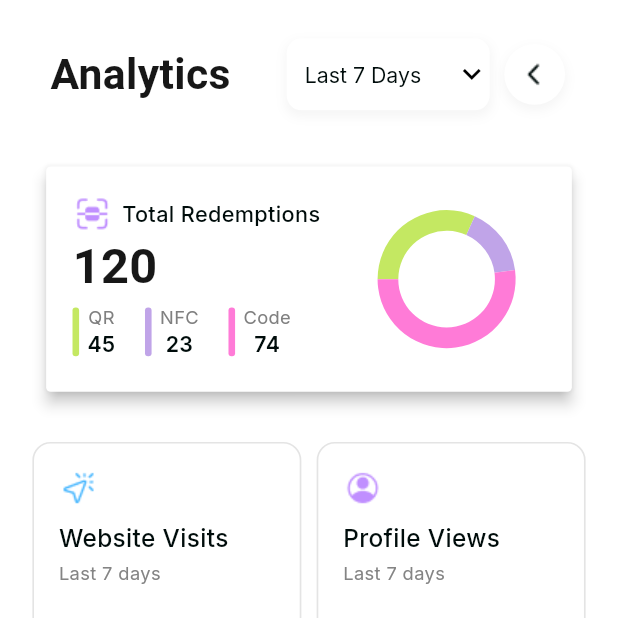
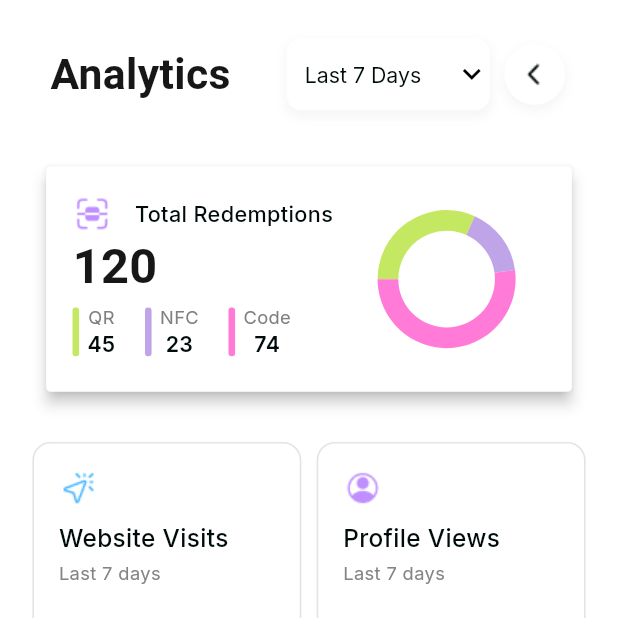
Before and after one commit to azmirkhan0101/crescent-business-app, a Flutter app: the AnalyticsScreen screen opened by its route, on a phone screen of 412 x 824 dp, the top half of it. Run offline on Flutter 3.47's test engine with Material 3 defaults, Android fonts, the phone set to English and light mode, and no system bars; drawn by our look-alikes of oktoast; our stand-ins replace buttons_tabbar, file_picker, fl_chart, flutter_screenutil, get, get_storage and 5 more; missing offline and left inert: any_link_preview, mobile_scanner; accounts and stored records are empty.

Commit message:
green dash

```diff
--- a/lib/features/analytics/widget/analytics_chart_widget.dart
+++ b/lib/features/analytics/widget/analytics_chart_widget.dart
@@ -70,7 +70,7 @@ class AnalyticsCardChart extends StatelessWidget {
                       style: GoogleFonts.inter(
                           fontSize: 14.sp,
                           fontWeight: FontWeight.w500,
-                          color: AppColors.buttonTextColor
+                          color: AppColors.blackTextColor
                       ),
 
                     ),
--- a/lib/features/analytics/widget/redemption_card_chart_widget.dart
+++ b/lib/features/analytics/widget/redemption_card_chart_widget.dart
@@ -45,11 +45,13 @@ class RedemptionChartWidget extends StatelessWidget {
                              width: AppSizes.iconS24W,
                              color: AppColors.primaryColor,
                            ),
-                        SizedBox(width: 6.w),
-                        CustomText(text: "Total Redemptions",
-                        fontWeight: FontWeight.w500,
-                          color: AppColors.blackTextColor,
-                          fontSize: 14.sp,
+                        SizedBox(width: 5.w),
+                        Expanded(
+                          child: CustomText(text: "Total Redemptions",
+                          fontWeight: FontWeight.w500,
+                            color: AppColors.blackTextColor,
+                            fontSize: 14.sp,
+                          ),
                         ),
 
                       ],
```
Also changed, not shown: lib/features/auth/sign_in_screen.dart (+8 -5 lines).
